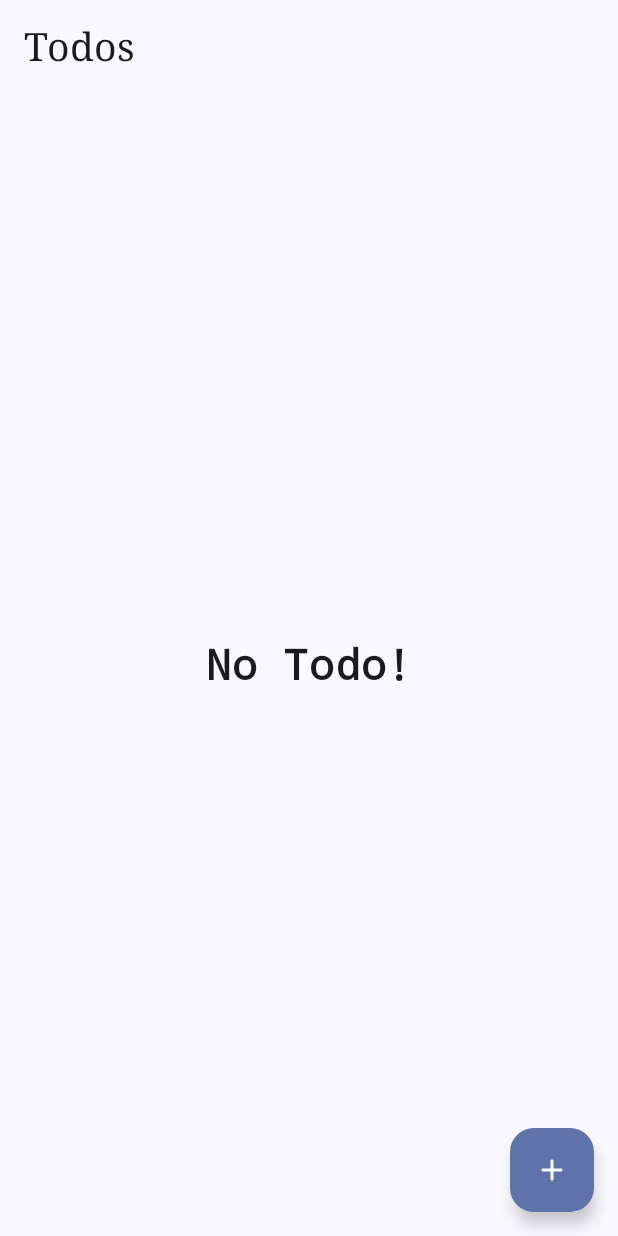
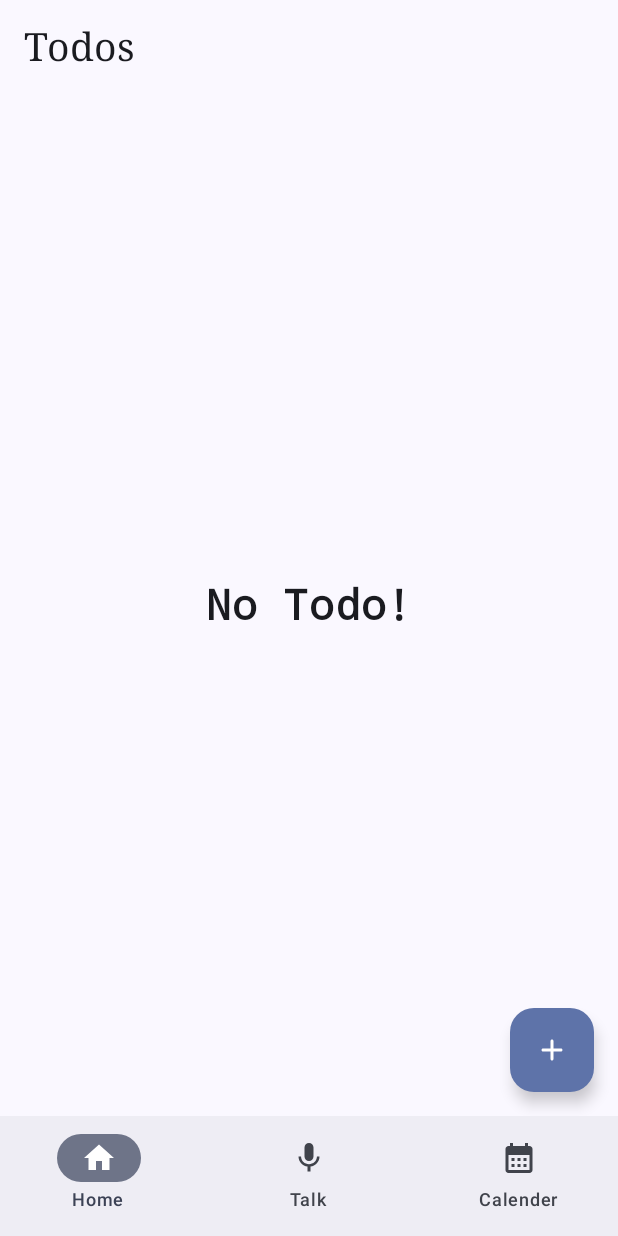
Before and after one commit to Swirl86/Listify-Planner, an Android app built with Jetpack Compose: the screen it shows after launch (MainActivity), on a phone screen of 412 x 824 dp. Run offline under Robolectric (Android 15) with nearby library versions, the phone set to English and light mode, and no system bars; our stand-ins replace Dagger/Hilt's generated code, Room's generated code.

Commit message:
more navigation

```diff
--- a/app/src/main/AndroidManifest.xml
+++ b/app/src/main/AndroidManifest.xml
@@ -1,6 +1,8 @@
 <?xml version="1.0" encoding="utf-8"?>
 <manifest xmlns:android="http://schemas.android.com/apk/res/android"
     xmlns:tools="http://schemas.android.com/tools">
+    <uses-permission android:name="android.permission.RECORD_AUDIO" />
+    <uses-permission android:name="android.permission.INTERNET"/>
 
     <application
         android:name=".ListifyPlanner"
--- a/app/src/main/java/com/swirl/listifyplanner/presentation/navigation/AppNavigation.kt
+++ b/app/src/main/java/com/swirl/listifyplanner/presentation/navigation/AppNavigation.kt
@@ -3,37 +3,78 @@ package com.swirl.listifyplanner.presentation.navigation
 import androidx.compose.animation.core.tween
 import androidx.compose.animation.slideInHorizontally
 import androidx.compose.animation.slideOutHorizontally
+import androidx.compose.foundation.layout.padding
+import androidx.compose.material3.Icon
+import androidx.compose.material3.NavigationBar
+import androidx.compose.material3.NavigationBarItem
+import androidx.compose.material3.Scaffold
+import androidx.compose.material3.Text
 import androidx.compose.runtime.Composable
+import androidx.compose.runtime.getValue
+import androidx.compose.ui.Modifier
+import androidx.navigation.NavDestination.Companion.hierarchy
+import androidx.navigation.NavGraph.Companion.findStartDestination
 import androidx.navigation.NavType
 import androidx.navigation.compose.NavHost
 import androidx.navigation.compose.composable
+import androidx.navigation.compose.currentBackStackEntryAsState
 import androidx.navigation.compose.rememberNavController
 import androidx.navigation.navArgument
 import com.swirl.listifyplanner.presentation.MainViewModel
 import com.swirl.listifyplanner.presentation.home_screen.HomeScreen
 import com.swirl.listifyplanner.presentation.update_screen.UpdateScreen
+import com.swirl.listifyplanner.presentation.voice_to_text_screen.VoiceToTextScreen
 
 @Composable
 fun AppNavigation(mainViewModel: MainViewModel) {
     val navController = rememberNavController()
 
+    Scaffold(
+        bottomBar = {
+            NavigationBar {
+                val navBackStackEntry by navController.currentBackStackEntryAsState()
+                val currentDestination = navBackStackEntry?.destination
+                listOfBottomNavItems.forEach { navItem ->
+                    NavigationBarItem(
+                        selected = currentDestination?.hierarchy?.any { it.route == navItem.route } == true,
+                        onClick = {
+                            navController.navigate(navItem.route) {
+                                popUpTo(navController.graph.findStartDestination().id) {
+                                    saveState = true
+                                }
+                                launchSingleTop = true
+                                restoreState = true
+                            }
+                        },
+                        icon = {
+                            Icon(imageVector = navItem.icon, contentDescription = null)
+                        },
+                        label = {
+                            Text(text = navItem.label)
+                        }
+                    )
+                }
+            }
+        }
+    ) {
         NavHost(
             navController = navController,
-        startDestination = Screen.HomeScreen.name
+            startDestination = Screens.HomeScreen.name,
+            modifier = Modifier.padding(it)
         ) {
             composable(
-            route = Screen.HomeScreen.name
+                route = Screens.HomeScreen.name
             ) {
                 HomeScreen(
                     mainViewModel = mainViewModel,
                     onUpdate = { id ->
                         navController.navigate(
-                        route = "${Screen.UpdateScreen.name}/$id"
+                            route = "${Screens.UpdateScreen.name}/$id"
                         )
                     })
             }
             composable(
-            route = "${Screen.UpdateScreen.name}/{id}",
+                route = "${Screens.UpdateScreen.name}/{id}",
                 arguments = listOf(navArgument("id") {
                     type = NavType.IntType
                     defaultValue = -1
@@ -60,5 +101,13 @@ fun AppNavigation(mainViewModel: MainViewModel) {
                     )
                 }
             }
+            composable(route = Screens.VoiceToTextScreen.name) {
+                VoiceToTextScreen()
+            }
+            composable(route = Screens.CalenderScreen.name) {
+                // TODO implement calender
+                VoiceToTextScreen()
             }
         }
+    }
+}
--- /dev/null
+++ b/app/src/main/java/com/swirl/listifyplanner/presentation/navigation/NavItems.kt
@@ -0,0 +1,31 @@
+package com.swirl.listifyplanner.presentation.navigation
+
+import androidx.compose.material.icons.Icons
+import androidx.compose.material.icons.filled.CalendarMonth
+import androidx.compose.material.icons.filled.Home
+import androidx.compose.material.icons.filled.Mic
+import androidx.compose.ui.graphics.vector.ImageVector
+
+data class NavItem (
+    val label: String,
+    val icon: ImageVector,
+    val route: String
+)
+
+val listOfBottomNavItems = listOf(
+    NavItem(
+        label = "Home",
+        icon = Icons.Default.Home,
+        route = Screens.HomeScreen.name
+    ),
+    NavItem(
+        label = "Talk",
+        icon = Icons.Default.Mic,
+        route = Screens.VoiceToTextScreen.name
+    ),
+    NavItem(
+        label = "Calender",
+        icon = Icons.Default.CalendarMonth,
+        route = Screens.CalenderScreen.name
+    )
+)
--- a/app/src/main/java/com/swirl/listifyplanner/presentation/navigation/Screen.kt
+++ /dev/null
@@ -1,6 +0,0 @@
-package com.swirl.listifyplanner.presentation.navigation
-
-enum class Screen {
-    HomeScreen,
-    UpdateScreen
-}
```
Also changed, not shown: app/src/main/java/com/swirl/listifyplanner/presentation/navigation/Screens.kt (added, +8 -0 lines), app/src/main/java/com/swirl/listifyplanner/presentation/voice_to_text_screen/VoiceToTextScreen.kt (added, +20 -0 lines). Lines whose indentation alone changed are shown as unchanged.
